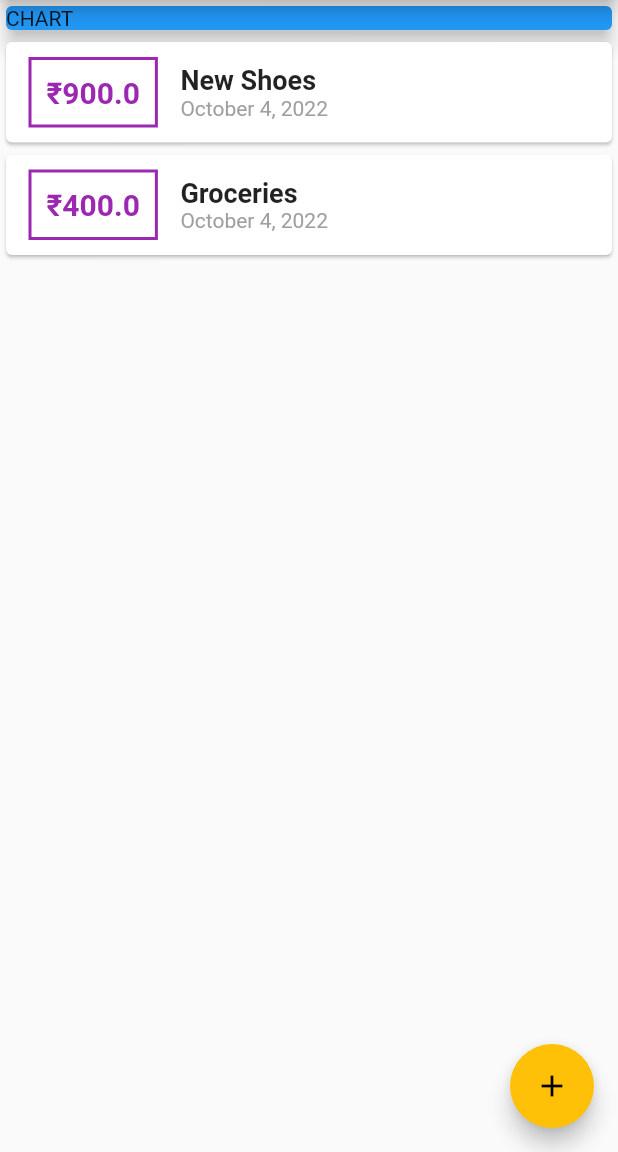
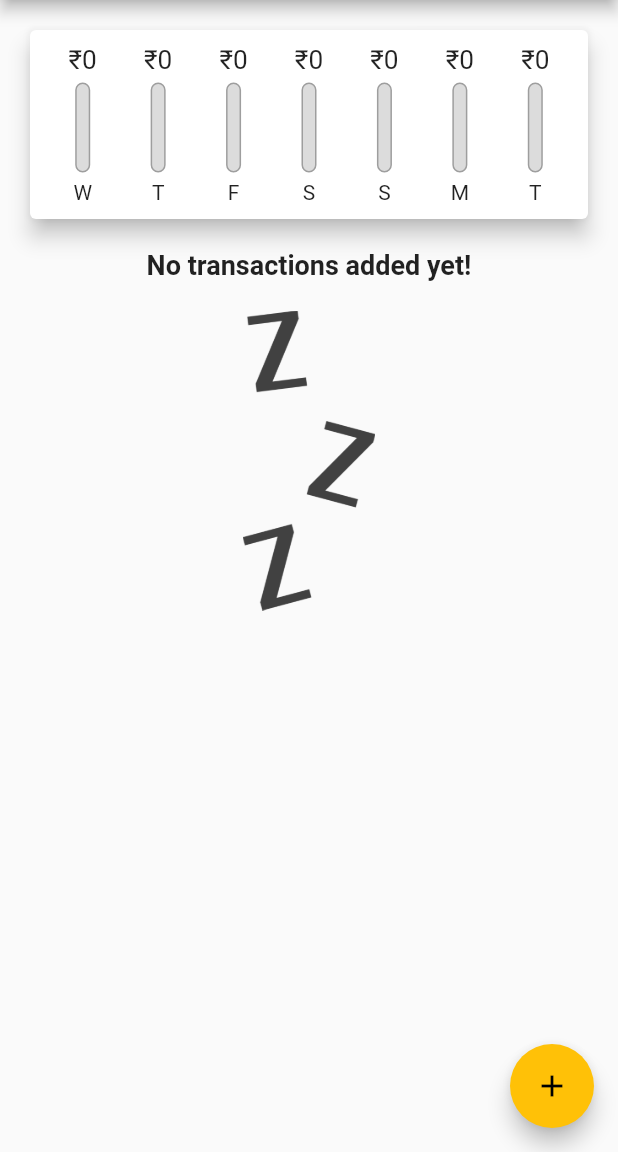
Before and after one commit to aditya-mittal24/EXPENSE-PLANNER-APP, a Flutter app: the screen it shows after launch, on a phone screen of 412 x 824 dp, the part 84-1236 px from its top. Run offline on Flutter 3.47's test engine with Material 2 defaults, Android fonts, the phone set to English and light mode, and no system bars; Roboto replaces fonts that are missing (OpenSans).

Commit message:
third-commit

```diff
--- a/lib/main.dart
+++ b/lib/main.dart
@@ -2,6 +2,7 @@ import 'package:flutter/material.dart';
 import 'widgets/transaction_list.dart';
 import 'widgets/new_transaction.dart';
 import 'models/transaction.dart';
+import 'widgets/chart.dart';
 
 void main() {
   runApp(MyApp());
@@ -44,19 +45,30 @@ class MyHomePage extends StatefulWidget {
 
 class _MyHomePageState extends State<MyHomePage> {
   final List<Transaction> _userTransactions = [
-    Transaction(
-      id: 't1',
-      title: 'New Shoes',
-      amount: 900,
-      date: DateTime.now(),
-    ),
-    Transaction(
-      id: 't2',
-      title: 'Groceries',
-      amount: 400,
-      date: DateTime.now(),
-    ),
+    // Transaction(
+    //   id: 't1',
+    //   title: 'New Shoes',
+    //   amount: 900,
+    //   date: DateTime.now(),
+    // ),
+    // Transaction(
+    //   id: 't2',
+    //   title: 'Groceries',
+    //   amount: 400,
+    //   date: DateTime.now(),
+    // ),
   ];
+
+  List<Transaction> get _recentTransactions {
+    return _userTransactions.where((tx) {
+      return tx.date.isAfter(
+        DateTime.now().subtract(
+          Duration(days: 7),
+        ),
+      );
+    }).toList();
+  }
+
   void _addNewTransaction(String txTitle, double txAmount) {
     final newTx = Transaction(
       id: DateTime.now().toString(),
@@ -104,14 +116,7 @@ class _MyHomePageState extends State<MyHomePage> {
           // mainAxisAlignment: MainAxisAlignment.spaceAround,
           crossAxisAlignment: CrossAxisAlignment.stretch,
           children: [
-            Container(
-              width: double.infinity,
-              child: Card(
-                color: Colors.blue,
-                child: Text('CHART'),
-                elevation: 5,
-              ),
-            ),
+            Chart(_recentTransactions),
             TransactionList(_userTransactions),
           ],
         ),
--- /dev/null
+++ b/lib/widgets/chart.dart
@@ -0,0 +1,62 @@
+import 'package:flutter/material.dart';
+import 'package:planner/widgets/chart_bar.dart';
+import '../models/transaction.dart';
+import 'package:intl/intl.dart';
+import 'chart_bar.dart';
+
+class Chart extends StatelessWidget {
+  final List<Transaction> recentTransactions;
+
+  Chart(this.recentTransactions);
+
+  List<Map<String, Object>> get groupedTransactionValues {
+    return List.generate(7, (index) {
+      final weekDay = DateTime.now().subtract(
+        Duration(days: index),
+      );
+
+      var totalSum = 0.0;
+      for (var i = 0; i < recentTransactions.length; i++) {
+        if (recentTransactions[i].date.day == weekDay.day &&
+            recentTransactions[i].date.month == weekDay.month &&
+            recentTransactions[i].date.year == weekDay.year) {
+          totalSum += recentTransactions[i].amount;
+        }
+      }
+      return {
+        'day': DateFormat.E().format(weekDay).substring(0, 1),
+        'amount': totalSum
+      };
+    }).reversed.toList();
+  }
+
+  double get totalSpending {
+    return groupedTransactionValues.fold(0.0, (sum, item) {
+      return sum + (item['amount'] as double);
+    });
+  }
+
+  @override
+  Widget build(BuildContext context) {
+    return Card(
+      elevation: 6,
+      margin: EdgeInsets.all(20),
+      child: Padding(
+        padding: EdgeInsets.all(10),
+        child: Row(
+          mainAxisAlignment: MainAxisAlignment.spaceEvenly,
+          children: groupedTransactionValues.map((data) {
+            return Flexible(
+              fit: FlexFit.tight,
+              child: ChartBar(
+                data['day'].toString(),
+                data['amount'] as double,
+                totalSpending == 0 ? 0.0 : (data['amount'] as double) / totalSpending,
+              ),
+            );
+          }).toList(),
+        ),
+      ),
+    );
+  }
+}
--- /dev/null
+++ b/lib/widgets/chart_bar.dart
@@ -0,0 +1,56 @@
+import 'package:flutter/material.dart';
+
+class ChartBar extends StatelessWidget {
+  final String label;
+  final double spendingAmount;
+  final double spendingPercentage;
+
+  ChartBar(this.label, this.spendingAmount, this.spendingPercentage);
+
+  @override
+  Widget build(BuildContext context) {
+    return Column(
+      children: [
+        Container(
+          height: 20,
+          child: FittedBox(
+            child: Text(
+              '₹${spendingAmount.toStringAsFixed(0)}',
+            ),
+          ),
+        ),
+        SizedBox(
+          height: 5,
+        ),
+        Container(
+          height: 60,
+          width: 10,
+          child: Stack(
+            children: [
+              Container(
+                decoration: BoxDecoration(
+                  border: Border.all(color: Colors.grey, width: 1.0),
+                  color: Color.fromRGBO(220, 220, 220, 1),
+                  borderRadius: BorderRadius.circular(10),
+                ),
+              ),
+              FractionallySizedBox(
+                heightFactor: spendingPercentage,
+                child: Container(
+                  decoration: BoxDecoration(
+                    color: Theme.of(context).primaryColor,
+                    borderRadius: BorderRadius.circular(10),
+                  ),
+                ),
+              )
+            ],
+          ),
+        ),
+        SizedBox(
+          height: 5,
+        ),
+        Text(label),
+      ],
+    );
+  }
+}
--- a/lib/widgets/transaction_list.dart
+++ b/lib/widgets/transaction_list.dart
@@ -11,50 +11,101 @@ class TransactionList extends StatelessWidget {
   Widget build(BuildContext context) {
     return Container(
       height: 300,
-      child: ListView.builder(
+      child: transactions.isEmpty
+          ? Column(
+              children: [
+                Text(
+                  'No transactions added yet!',
+                  style: Theme.of(context).textTheme.titleMedium,
+                ),
+                SizedBox(
+                  height: 20,
+                ),
+                Container(
+                  height: 200,
+                  child: Image.asset(
+                    'assets/images/waiting.png',
+                    fit: BoxFit.cover,
+                  ),
+                ),
+              ],
+            )
+          : ListView.builder(
               itemBuilder: (context, index) {
                 return Card(
-            child: Row(
-              children: [
-                Container(
-                  padding: EdgeInsets.all(10),
+                  elevation: 5,
                   margin: EdgeInsets.symmetric(
-                    vertical: 10,
-                    horizontal: 15,
+                    vertical: 8,
+                    horizontal: 5,
                   ),
-                  decoration: BoxDecoration(
-                    border: Border.all(
-                      color: Theme.of(context).primaryColor,
-                      width: 2,
-                    ),
-                  ),
+                  child: ListTile(
+                    leading: CircleAvatar(
+                      radius: 30,
+                      child: Padding(
+                        padding: EdgeInsets.all(6),
+                        child: FittedBox(
                           child: Text(
                             '₹${transactions[index].amount.toStringAsFixed(1)}',
-                    style: TextStyle(
-                      fontWeight: FontWeight.bold,
-                      fontSize: 20,
-                      color: Theme.of(context).primaryColor,
                           ),
                         ),
                       ),
-                Column(
-                  crossAxisAlignment: CrossAxisAlignment.start,
-                  children: [
-                    Text(
+                    ),
+                    title: Text(
                       transactions[index].title,
                       style: Theme.of(context).textTheme.titleMedium,
                     ),
-                    Text(
+                    subtitle: Text(
                       DateFormat.yMMMMd().format(transactions[index].date),
                       style: TextStyle(
                         color: Colors.grey,
                       ),
                     ),
-                  ],
-                ),
-              ],
                   ),
                 );
+
+                // return Card(
+                //   child: Row(
+                //     children: [
+                //       Container(
+                //         padding: EdgeInsets.all(10),
+                //         margin: EdgeInsets.symmetric(
+                //           vertical: 10,
+                //           horizontal: 15,
+                //         ),
+                //         decoration: BoxDecoration(
+                //           border: Border.all(
+                //             color: Theme.of(context).primaryColor,
+                //             width: 2,
+                //           ),
+                //         ),
+                //         child: Text(
+                //           '₹${transactions[index].amount.toStringAsFixed(1)}',
+                //           style: TextStyle(
+                //             fontWeight: FontWeight.bold,
+                //             fontSize: 20,
+                //             color: Theme.of(context).primaryColor,
+                //           ),
+                //         ),
+                //       ),
+                //       Column(
+                //         crossAxisAlignment: CrossAxisAlignment.start,
+                //         children: [
+                //           Text(
+                //             transactions[index].title,
+                //             style: Theme.of(context).textTheme.titleMedium,
+                //           ),
+                //           Text(
+                //             DateFormat.yMMMMd()
+                //                 .format(transactions[index].date),
+                //             style: TextStyle(
+                //               color: Colors.grey,
+                //             ),
+                //           ),
+                //         ],
+                //       ),
+                //     ],
+                //   ),
+                // );
               },
               itemCount: transactions.length,
             ),
--- a/pubspec.yaml
+++ b/pubspec.yaml
@@ -61,9 +61,12 @@ flutter:
   uses-material-design: true
 
   # To add assets to your application, add an assets section, like this:
-  # assets:
+  assets:
+    - assets/images/waiting.png
   #   - images/a_dot_burr.jpeg
   #   - images/a_dot_ham.jpeg
+
+
 
   # An image asset can refer to one or more resolution-specific "variants", see
   # https://flutter.dev/assets-and-images/#resolution-aware
```
Also changed, not shown: assets/images/waiting.png (added). Lines whose indentation alone changed are shown as unchanged.
